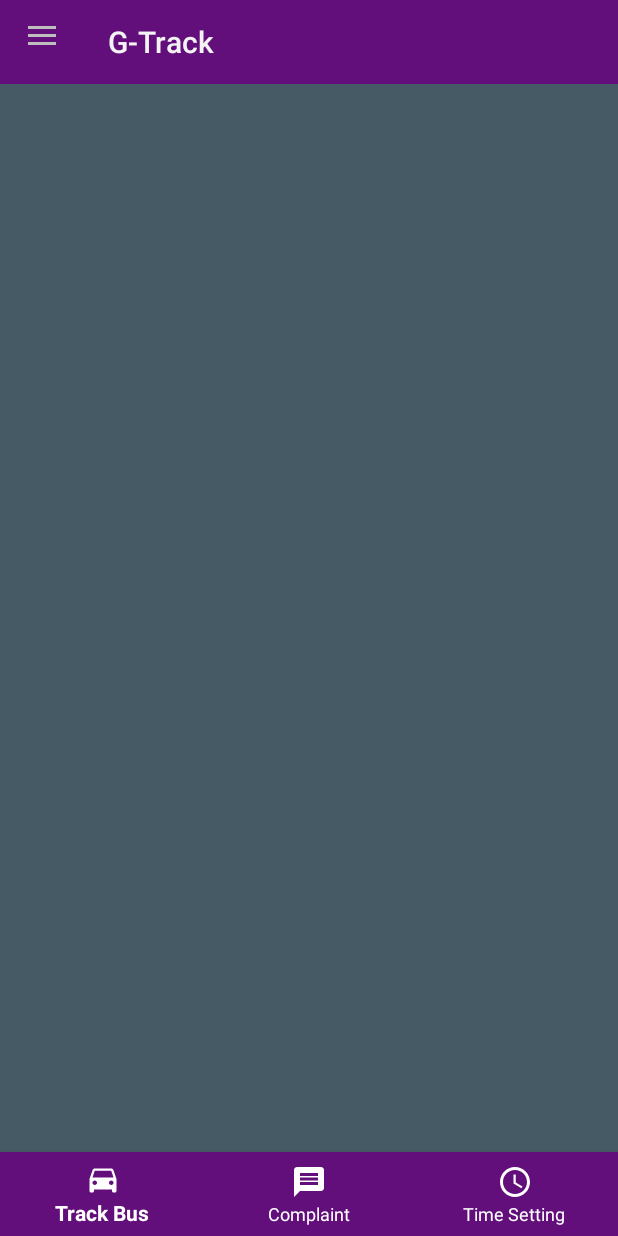
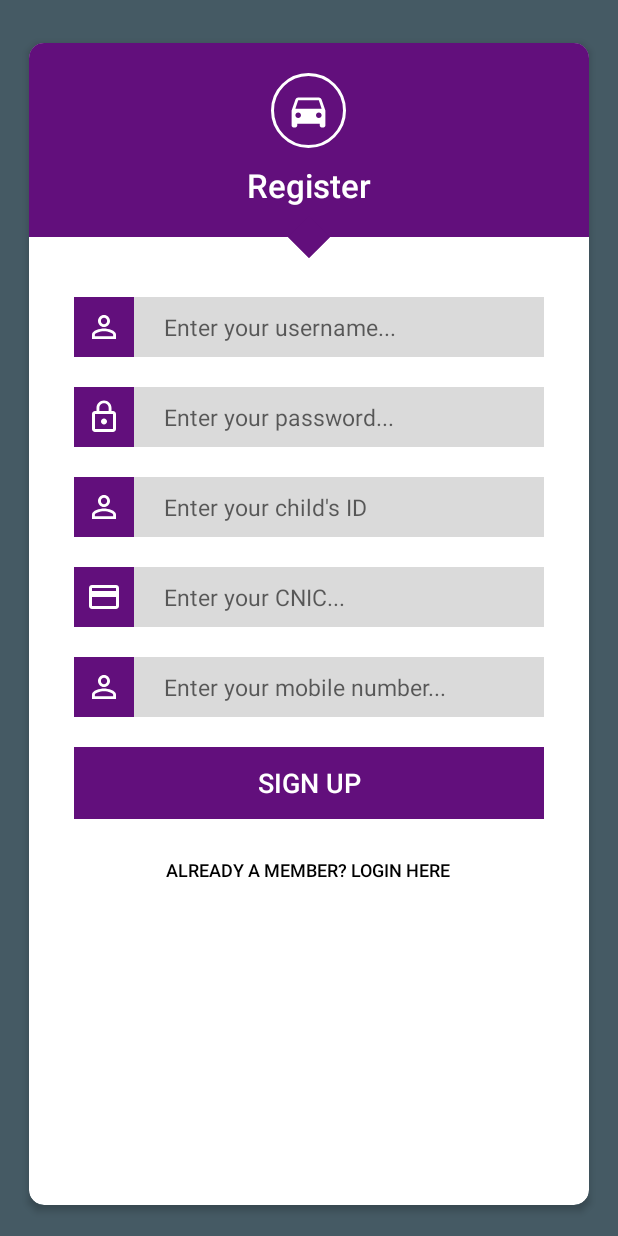
Before and after one commit to g-track/GTrack, an Android app: the screen it shows after launch (studentHome before the commit, parentRegister after it), on a phone screen of 412 x 824 dp. Run offline under Robolectric (Android 15) with nearby library versions, the phone set to English and light mode, and no system bars.

Commit message:
Parent Login and Register
Parent Login and Register with textWatcher

```diff
--- /dev/null
+++ b/app/src/main/java/com/example/g_track/parentRegister.java
@@ -0,0 +1,98 @@
+package com.example.g_track;
+
+import android.content.Intent;
+import android.support.v7.app.AppCompatActivity;
+import android.os.Bundle;
+import android.text.Editable;
+import android.text.TextWatcher;
+import android.view.View;
+import android.widget.Button;
+import android.widget.EditText;
+
+public class parentRegister extends AppCompatActivity {
+    private EditText parentName;
+    private EditText parentPassword;
+    private EditText childId;
+    private EditText parentCnic;
+    private EditText parentPhone;
+    private Button btnRegister;
+
+    @Override
+    protected void onCreate(Bundle savedInstanceState) {
+        super.onCreate(savedInstanceState);
+        setContentView(R.layout.activity_parent_register);
+
+        parentName = findViewById(R.id.editText_parent_name);
+        parentPassword = findViewById(R.id.editText_parent_passwordR);
+        childId = findViewById(R.id.editText_child_id);
+        parentCnic = findViewById(R.id.editText_parent_cnic);
+        parentPhone = findViewById(R.id.editText_parent_phone);
+        btnRegister = findViewById(R.id.btn_signUp);
+
+
+        parentName.addTextChangedListener(parentRegister);
+        parentPassword.addTextChangedListener(parentRegister);
+        childId.addTextChangedListener(parentRegister);
+        parentCnic.addTextChangedListener(parentRegister);
+        parentPhone.addTextChangedListener(parentRegister);
+
+
+    }
+
+    private TextWatcher parentRegister = new TextWatcher() {
+        @Override
+        public void beforeTextChanged(CharSequence s, int start, int count, int after) {
+
+        }
+
+        @Override
+        public void onTextChanged(CharSequence s, int start, int before, int count) {
+            try{
+                if(parentName.getText().length() < 3){
+                    parentName.setError("Username must be of at least 3 characters!");
+                }else if(parentPassword.getText().length() < 8){
+                    parentPassword.setError("Password must be of at least 8 characters!");
+                }else if(childId.getText().length() < 8){
+                    childId.setError("Child's id must be of 8 characters!");
+                }else if(parentCnic.getText().length() < 13){
+                    parentCnic.setError("CNIC must be of 13 characters!");
+                }else if(parentPhone.getText().length()< 11){
+                    parentPhone.setError("Phone number must be of 11 characters!");
+                }else{
+                    btnRegister.setEnabled(true);
+                }
+            }catch (Exception e){}
+
+        }
+
+        @Override
+        public void afterTextChanged(Editable s) {
+            try{
+                if(parentName.getText().length() < 3){
+                    parentName.setError("Username must be of at least 3 characters!");
+                }else if(parentPassword.getText().length() < 8){
+                    parentPassword.setError("Password must be of at least 8 characters!");
+                }else if(childId.getText().length() < 8){
+                    childId.setError("Child's id must be of 8 characters!");
+                }else if(parentCnic.getText().length() < 13){
+                    parentCnic.setError("CNIC must be of 13 characters!");
+                }else if(parentPhone.getText().length()< 11){
+                    parentPhone.setError("Phone number must be of 11 characters!");
+                }else{
+                    btnRegister.setEnabled(true);
+                }
+            }catch (Exception e){}
+        }
+    };
+
+
+    public void registerParent(View view){
+        Intent parentLogin = new Intent(getApplicationContext(), parentLogin.class);
+        startActivity(parentLogin);
+    }
+
+    public void loginActivity(View view){
+        Intent parentLogin = new Intent(getApplicationContext(), parentLogin.class);
+        startActivity(parentLogin);
+    }
+}
--- /dev/null
+++ b/app/src/main/res/drawable/icon_cnic_card.xml
@@ -0,0 +1,5 @@
+<vector android:height="24dp" android:tint="#FFFFFF"
+    android:viewportHeight="24.0" android:viewportWidth="24.0"
+    android:width="24dp" xmlns:android="http://schemas.android.com/apk/res/android">
+    <path android:fillColor="#FF000000" android:pathData="M20,4L4,4c-1.11,0 -1.99,0.89 -1.99,2L2,18c0,1.11 0.89,2 2,2h16c1.11,0 2,-0.89 2,-2L22,6c0,-1.11 -0.89,-2 -2,-2zM20,18L4,18v-6h16v6zM20,8L4,8L4,6h16v2z"/>
+</vector>
--- /dev/null
+++ b/app/src/main/res/drawable/icon_parent_name.xml
@@ -0,0 +1,5 @@
+<vector android:height="24dp" android:tint="#FFFFFF"
+    android:viewportHeight="24.0" android:viewportWidth="24.0"
+    android:width="24dp" xmlns:android="http://schemas.android.com/apk/res/android">
+    <path android:fillColor="#FF000000" android:pathData="M12,5.9c1.16,0 2.1,0.94 2.1,2.1s-0.94,2.1 -2.1,2.1S9.9,9.16 9.9,8s0.94,-2.1 2.1,-2.1m0,9c2.97,0 6.1,1.46 6.1,2.1v1.1L5.9,18.1L5.9,17c0,-0.64 3.13,-2.1 6.1,-2.1M12,4C9.79,4 8,5.79 8,8s1.79,4 4,4 4,-1.79 4,-4 -1.79,-4 -4,-4zM12,13c-2.67,0 -8,1.34 -8,4v3h16v-3c0,-2.66 -5.33,-4 -8,-4z"/>
+</vector>
--- /dev/null
+++ b/app/src/main/res/drawable/icon_password.xml
@@ -0,0 +1,5 @@
+<vector android:height="24dp" android:tint="#FFFFFF"
+    android:viewportHeight="24.0" android:viewportWidth="24.0"
+    android:width="24dp" xmlns:android="http://schemas.android.com/apk/res/android">
+    <path android:fillColor="#FF000000" android:pathData="M12,17c1.1,0 2,-0.9 2,-2s-0.9,-2 -2,-2 -2,0.9 -2,2 0.9,2 2,2zM18,8h-1L17,6c0,-2.76 -2.24,-5 -5,-5S7,3.24 7,6v2L6,8c-1.1,0 -2,0.9 -2,2v10c0,1.1 0.9,2 2,2h12c1.1,0 2,-0.9 2,-2L20,10c0,-1.1 -0.9,-2 -2,-2zM8.9,6c0,-1.71 1.39,-3.1 3.1,-3.1s3.1,1.39 3.1,3.1v2L8.9,8L8.9,6zM18,20L6,20L6,10h12v10z"/>
+</vector>
--- /dev/null
+++ b/app/src/main/res/drawable/icon_phone.xml
@@ -0,0 +1,5 @@
+<vector android:height="24dp" android:tint="#FFFFFF"
+    android:viewportHeight="24.0" android:viewportWidth="24.0"
+    android:width="24dp" xmlns:android="http://schemas.android.com/apk/res/android">
+    <path android:fillColor="#FF000000" android:pathData="M16,1L8,1C6.34,1 5,2.34 5,4v16c0,1.66 1.34,3 3,3h8c1.66,0 3,-1.34 3,-3L19,4c0,-1.66 -1.34,-3 -3,-3zM14,21h-4v-1h4v1zM17.25,18L6.75,18L6.75,4h10.5v14z"/>
+</vector>
--- /dev/null
+++ b/app/src/main/res/drawable/oval.xml
@@ -0,0 +1,11 @@
+<shape xmlns:android="http://schemas.android.com/apk/res/android"
+    android:shape="oval">
+    <solid android:color="@color/transparent" />
+
+    <stroke
+        android:width="2dp"
+        android:color="@color/colorWhite" />
+
+
+
+</shape>
--- /dev/null
+++ b/app/src/main/res/drawable/square.xml
@@ -0,0 +1,6 @@
+<shape xmlns:android="http://schemas.android.com/apk/res/android"
+    android:shape="rectangle">
+    <solid android:color="@color/colorAccent" />
+
+
+</shape>
--- /dev/null
+++ b/app/src/main/res/layout/activity_parent_register.xml
@@ -0,0 +1,273 @@
+<?xml version="1.0" encoding="utf-8"?>
+<android.support.constraint.ConstraintLayout xmlns:android="http://schemas.android.com/apk/res/android"
+    xmlns:app="http://schemas.android.com/apk/res-auto"
+    xmlns:tools="http://schemas.android.com/tools"
+    android:layout_width="match_parent"
+    android:layout_height="match_parent"
+    tools:context=".parentRegister"
+    android:id="@+id/background_layout"
+    android:background="@color/colorPrimary">
+
+    <android.support.v7.widget.CardView
+        android:id="@+id/register_page_cardView"
+        android:layout_width="match_parent"
+        android:layout_height="match_parent"
+        android:layout_marginStart="16dp"
+        android:layout_marginLeft="16dp"
+        android:layout_marginTop="24dp"
+        android:layout_marginEnd="16dp"
+        android:layout_marginRight="16dp"
+        android:layout_marginBottom="16dp"
+        android:paddingBottom="20dp"
+        app:layout_constraintBottom_toBottomOf="parent"
+        app:layout_constraintEnd_toEndOf="parent"
+        app:layout_constraintStart_toStartOf="parent"
+        app:layout_constraintTop_toTopOf="parent"
+        app:cardElevation="3dp"
+        app:cardCornerRadius="10dp"
+        app:cardPreventCornerOverlap="false"
+        app:cardUseCompatPadding="true">
+
+        <RelativeLayout
+            android:layout_width="match_parent"
+            android:layout_height="match_parent">
+            <LinearLayout
+                android:id="@+id/registerLinearLayout"
+                android:layout_width="match_parent"
+                android:layout_height="wrap_content"
+                android:orientation="vertical"
+                android:background="@color/colorAccent"
+                android:gravity="center">
+
+                <ImageView
+                    android:id="@+id/logoIcon"
+                    android:layout_width="50dp"
+                    android:layout_height="50dp"
+                    android:layout_marginTop="20dp"
+                    android:padding="10dp"
+                    android:src="@drawable/car_icon"
+                    android:tint="@color/colorWhite"
+                    android:background="@drawable/oval"/>
+
+                <TextView
+                    android:id="@+id/registerTextView"
+                    android:layout_width="wrap_content"
+                    android:layout_height="wrap_content"
+                    android:layout_marginTop="10dp"
+                    android:layout_marginBottom="20dp"
+                    android:fontFamily="sans-serif-medium"
+                    android:text="@string/register"
+                    android:textColor="@color/colorWhite"
+                    android:textSize="22sp"/>
+
+            </LinearLayout>
+
+            <ImageView
+
+                android:id="@+id/squareImage"
+                android:layout_width="20dp"
+                android:layout_height="20dp"
+                android:layout_below="@id/registerLinearLayout"
+                android:rotation="45"
+                android:layout_marginTop="-10dp"
+                android:layout_centerHorizontal="true"
+                android:src="@drawable/square"
+                />
+            <RelativeLayout
+                android:id="@+id/name_relative_layout"
+                android:layout_width="match_parent"
+                android:layout_height="wrap_content"
+                android:layout_marginLeft="30dp"
+                android:layout_marginRight="30dp"
+                android:layout_marginTop="30dp"
+                android:layout_below="@+id/squareImage">
+
+                <ImageView
+                    android:id="@+id/name_icon_image"
+                    android:layout_width="40dp"
+                    android:layout_height="40dp"
+                    android:background="@color/colorAccent"
+                    android:tint="@color/colorWhite"
+                    android:src="@drawable/icon_parent_name"
+                    android:padding="8dp"
+                    />
+
+                <EditText
+                    android:id="@+id/editText_parent_name"
+                    android:layout_width="match_parent"
+                    android:layout_height="wrap_content"
+                    android:layout_alignBottom="@id/name_icon_image"
+                    android:layout_alignParentTop="true"
+                    android:layout_toRightOf="@id/name_icon_image"
+                    android:background="@color/editTextBG"
+                    android:hint="@string/enter_your_username"
+                    android:inputType="text"
+                    android:paddingLeft="20dp"
+                    android:textSize="15sp" />
+            </RelativeLayout>
+            <RelativeLayout
+                android:id="@+id/password_relative_layout"
+                android:layout_width="match_parent"
+                android:layout_height="wrap_content"
+                android:layout_marginLeft="30dp"
+                android:layout_marginRight="30dp"
+                android:layout_marginTop="20dp"
+                android:layout_below="@+id/name_relative_layout">
+
+                <ImageView
+                    android:id="@+id/password_icon_image"
+                    android:layout_width="40dp"
+                    android:layout_height="40dp"
+                    android:background="@color/colorAccent"
+                    android:tint="@color/colorWhite"
+                    android:src="@drawable/icon_password"
+                    android:padding="8dp"
+                    />
+                <EditText
+                    android:id="@+id/editText_parent_passwordR"
+                    android:layout_width="match_parent"
+                    android:layout_height="wrap_content"
+                    android:layout_alignBottom="@id/password_icon_image"
+                    android:layout_alignParentTop="true"
+                    android:layout_toRightOf="@id/password_icon_image"
+                    android:background="@color/editTextBG"
+                    android:hint="@string/enter_your_password"
+                    android:inputType="textPassword"
+                    android:paddingLeft="20dp"
+                    android:textSize="15sp"/>
+            </RelativeLayout>
+
+            <RelativeLayout
+                android:id="@+id/childName_relative_layout"
+                android:layout_width="match_parent"
+                android:layout_height="wrap_content"
+                android:layout_marginLeft="30dp"
+                android:layout_marginRight="30dp"
+                android:layout_marginTop="20dp"
+                android:layout_below="@+id/password_relative_layout">
+
+                <ImageView
+                    android:id="@+id/childName_icon_image"
+                    android:layout_width="40dp"
+                    android:layout_height="40dp"
+                    android:background="@color/colorAccent"
+                    android:tint="@color/colorWhite"
+                    android:src="@drawable/icon_parent_name"
+                    android:padding="8dp"
+                    />
+                <EditText
+                    android:id="@+id/editText_child_id"
+                    android:layout_width="match_parent"
+                    android:layout_height="wrap_content"
+                    android:layout_alignBottom="@id/childName_icon_image"
+                    android:layout_alignParentTop="true"
+                    android:layout_toRightOf="@id/childName_icon_image"
+                    android:background="@color/editTextBG"
+                    android:hint="@string/enter_your_child_s_id"
+                    android:inputType="number"
+                    android:maxLength="8"
+                    android:paddingLeft="20dp"
+                    android:textSize="15sp"/>
+            </RelativeLayout>
+            <RelativeLayout
+                android:id="@+id/cnic_relative_layout"
+                android:layout_width="match_parent"
+                android:layout_height="wrap_content"
+                android:layout_marginLeft="30dp"
+                android:layout_marginRight="30dp"
+                android:layout_marginTop="20dp"
+                android:layout_below="@+id/childName_relative_layout">
+
+                <ImageView
+                    android:id="@+id/cnic_icon_image"
+                    android:layout_width="40dp"
+                    android:layout_height="40dp"
+                    android:background="@color/colorAccent"
+                    android:tint="@color/colorWhite"
+                    android:src="@drawable/icon_cnic_card"
+                    android:padding="8dp"
+                    />
+                <EditText
+                    android:id="@+id/editText_parent_cnic"
+                    android:layout_width="match_parent"
+                    android:layout_height="wrap_content"
+                    android:layout_alignBottom="@id/cnic_icon_image"
+                    android:layout_alignParentTop="true"
+                    android:layout_toRightOf="@id/cnic_icon_image"
+                    android:background="@color/editTextBG"
+                    android:hint="@string/enter_your_cnic"
+                    android:inputType="number"
+                    android:maxLength="13"
+                    android:paddingLeft="20dp"
+                    android:textSize="15sp"/>
+            </RelativeLayout>
+            <RelativeLayout
+                android:id="@+id/phone_relative_layout"
+                android:layout_width="match_parent"
+                android:layout_height="wrap_content"
+                android:layout_marginLeft="30dp"
+                android:layout_marginRight="30dp"
+                android:layout_marginTop="20dp"
+                android:layout_below="@+id/cnic_relative_layout">
+
+                <ImageView
+                    android:id="@+id/phone_icon_image"
+                    android:layout_width="40dp"
+                    android:layout_height="40dp"
+                    android:background="@color/colorAccent"
+                    android:tint="@color/colorWhite"
+                    android:src="@drawable/icon_parent_name"
+                    android:padding="8dp"
+                    />
+                <EditText
+                    android:id="@+id/editText_parent_phone"
+                    android:layout_width="match_parent"
+                    android:layout_height="wrap_content"
+                    android:layout_alignBottom="@id/phone_icon_image"
+                    android:layout_alignParentTop="true"
+                    android:inputType="phone"
+                    android:maxLength="11"
+                    android:layout_toRightOf="@id/phone_icon_image"
+                    android:background="@color/editTextBG"
+                    android:hint="@string/enter_your_mobile_number"
+                    android:paddingLeft="20dp"
+                    android:textSize="15sp"/>
+            </RelativeLayout>
+
+            <Button
+                android:id="@+id/btn_signUp"
+                android:layout_width="match_parent"
+                android:layout_height="wrap_content"
+                android:layout_below="@id/phone_relative_layout"
+                android:layout_marginTop="20dp"
+                android:layout_marginRight="30dp"
+                android:layout_marginLeft="30dp"
+                android:fontFamily="sans-serif-medium"
+                android:text="@string/sign_up"
+                android:enabled="false"
+                android:onClick="registerParent"
+                android:textColor="@color/colorWhite"
+                android:background="@color/colorAccent"
+                android:textSize="18sp"
+
+                />
+
+            <Button
+                android:id="@+id/parent_login_activity"
+                android:layout_width="wrap_content"
+                android:layout_height="wrap_content"
+                android:layout_below="@id/btn_signUp"
+                android:layout_centerHorizontal="true"
+                android:layout_marginTop="10dp"
+                android:layout_marginBottom="20dp"
+                android:background="@color/transparent"
+                android:onClick="loginActivity"
+                android:text="@string/already_a_member_login_here"
+                android:textColor="@color/colorBlack"
+                android:textSize="12sp" />
+
+        </RelativeLayout>
+
+    </android.support.v7.widget.CardView>
+
+</android.support.constraint.ConstraintLayout>
--- a/app/src/main/res/values/colors.xml
+++ b/app/src/main/res/values/colors.xml
@@ -5,6 +5,9 @@
     <color name="colorAccent">#620f7c</color>
     <color name="colorBlack">#000000</color>
     <color name="colorWhite">#FFFFFF</color>
+    <color name="transparent">#00000000</color>
+    <color name="editTextBG">#DADADA</color>
+    <color name="textColor">#6E6E6E</color>
 </resources>
 
 
--- a/app/src/main/res/values/strings.xml
+++ b/app/src/main/res/values/strings.xml
@@ -6,4 +6,15 @@
 
     <!-- TODO: Remove or change this placeholder text -->
     <string name="hello_blank_fragment">Hello blank fragment</string>
+    <string name="register">Register</string>
+    <string name="login">Login</string>
+    <string name="sign_up">SIGN UP</string>
+    <string name="already_a_member_login_here">Already a member? Login here</string>
+    <string name="enter_your_username">Enter your username...</string>
+    <string name="enter_your_id">Enter your ID...</string>
+    <string name="enter_your_mobile_number">Enter your mobile number...</string>
+    <string name="enter_your_cnic">Enter your CNIC...</string>
+    <string name="enter_your_child_s_id">Enter your child\'s ID</string>
+    <string name="enter_your_password">Enter your password...</string>
+
 </resources>
```
Also changed, not shown: app/src/main/AndroidManifest.xml (+8 -5 lines), app/src/main/java/com/example/g_track/parentLogin.java (added, +65 -0 lines), app/src/main/res/layout/activity_parent_login.xml (added, +159 -0 lines).
